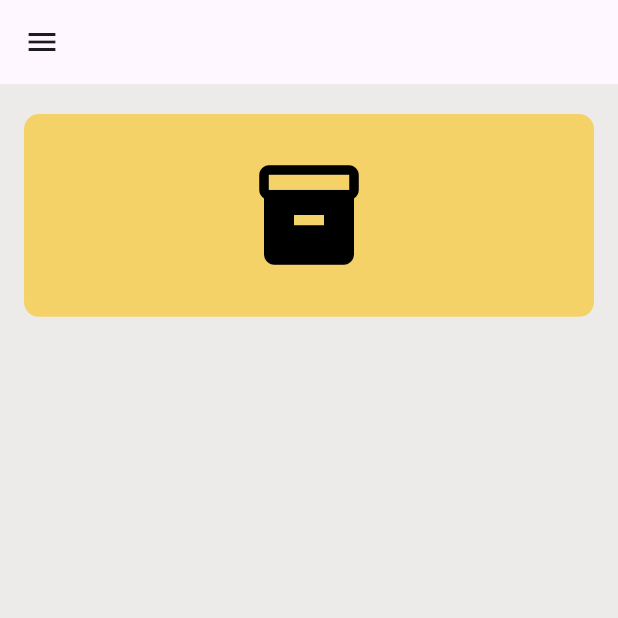
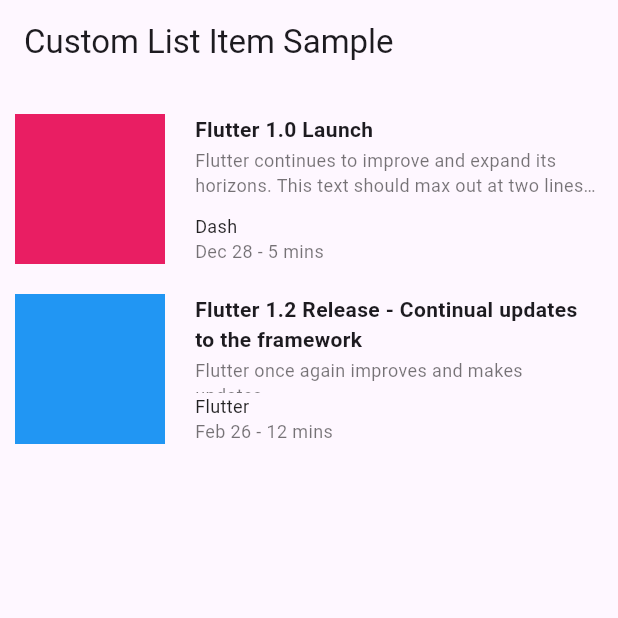
Before and after one commit to matheusPascoal/i_stock, a Flutter app: the screen it shows after launch, on a phone screen of 412 x 824 dp, the top half of it. Run offline on Flutter 3.47's test engine with Material 3 defaults, Android fonts, the phone set to English and light mode, and no system bars; our stand-ins replace dartz, flutter_modular, flutter_svg.

Commit message:
Construção das telas

```diff
--- a/lib/app_widget.dart
+++ b/lib/app_widget.dart
@@ -1,6 +1,6 @@
 import 'package:flutter/material.dart';
 
-import 'src/home/home_page.dart';
+import 'src/product/produtc_page.dart';
 import 'src/splash/splash_page.dart';
 
 class AppWidget extends StatelessWidget {
@@ -16,7 +16,8 @@
       title: 'IStock',
       home: const SplashPage(),
       routes: <String, WidgetBuilder>{
-        '/HomePage': (BuildContext context) => const HomePage()
+        '/HomePage': (BuildContext context) => const ProdutcPage()
+        // HomePage()
       },
     );
   }
--- a/lib/desing_box/widgets/drawer_box/drawer_box.dart
+++ b/lib/desing_box/widgets/drawer_box/drawer_box.dart
@@ -3,7 +3,9 @@
 import '../../images/i_stock_png.dart';
 
 class DrawerBox extends StatelessWidget {
-  const DrawerBox({super.key});
+  const DrawerBox({
+    super.key,
+  });
 
   @override
   Widget build(BuildContext context) {
--- /dev/null
+++ b/lib/desing_box/widgets/listtile_box/box_listtile.dart
@@ -0,0 +1,110 @@
+import 'package:flutter/material.dart';
+
+class CustomListItemTwo extends StatelessWidget {
+  const CustomListItemTwo({
+    super.key,
+    required this.thumbnail,
+    required this.title,
+    required this.subtitle,
+    required this.author,
+    required this.publishDate,
+    required this.readDuration,
+  });
+
+  final Widget thumbnail;
+  final String title;
+  final String subtitle;
+  final String author;
+  final String publishDate;
+  final String readDuration;
+
+  @override
+  Widget build(BuildContext context) {
+    return Padding(
+      padding: const EdgeInsets.symmetric(vertical: 10.0),
+      child: SizedBox(
+        height: 100,
+        child: Row(
+          crossAxisAlignment: CrossAxisAlignment.start,
+          children: <Widget>[
+            AspectRatio(
+              aspectRatio: 1.0,
+              child: thumbnail,
+            ),
+            Expanded(
+              child: Padding(
+                padding: const EdgeInsets.fromLTRB(20.0, 0.0, 2.0, 0.0),
+                child: _ArticleDescription(
+                  title: title,
+                  subtitle: subtitle,
+                  author: author,
+                  publishDate: publishDate,
+                  readDuration: readDuration,
+                ),
+              ),
+            ),
+          ],
+        ),
+      ),
+    );
+  }
+}
+
+class _ArticleDescription extends StatelessWidget {
+  const _ArticleDescription({
+    required this.title,
+    required this.subtitle,
+    required this.author,
+    required this.publishDate,
+    required this.readDuration,
+  });
+
+  final String title;
+  final String subtitle;
+  final String author;
+  final String publishDate;
+  final String readDuration;
+
+  @override
+  Widget build(BuildContext context) {
+    return Column(
+      crossAxisAlignment: CrossAxisAlignment.start,
+      children: <Widget>[
+        Text(
+          title,
+          maxLines: 2,
+          overflow: TextOverflow.ellipsis,
+          style: const TextStyle(
+            fontWeight: FontWeight.bold,
+          ),
+        ),
+        const Padding(padding: EdgeInsets.only(bottom: 2.0)),
+        Expanded(
+          child: Text(
+            subtitle,
+            maxLines: 2,
+            overflow: TextOverflow.ellipsis,
+            style: const TextStyle(
+              fontSize: 12.0,
+              color: Colors.black54,
+            ),
+          ),
+        ),
+        Text(
+          author,
+          style: const TextStyle(
+            fontSize: 12.0,
+            color: Colors.black87,
+          ),
+        ),
+        Text(
+          '$publishDate - $readDuration',
+          style: const TextStyle(
+            fontSize: 12.0,
+            color: Colors.black54,
+          ),
+        ),
+      ],
+    );
+  }
+}
--- a/lib/src/home/home_page.dart
+++ b/lib/src/home/home_page.dart
@@ -1,6 +1,7 @@
 import 'package:flutter/material.dart';
 import 'package:i_stock/desing_box/colors/box_colors.dart';
 import 'package:i_stock/desing_box/widgets/card_box/home_card_widget.dart';
+import 'package:i_stock/desing_box/widgets/grid_box/grid_box.dart';
 
 import '../../desing_box/widgets/drawer_box/drawer_box.dart';
 
@@ -23,7 +24,9 @@
             SizedBox(
               height: 50,
             ),
-            // GridBox(),
+            Expanded(
+              child: GridBox(),
+            ),
           ],
         ),
       ),
--- /dev/null
+++ b/lib/src/product/produtc_page.dart
@@ -0,0 +1,40 @@
+import 'package:flutter/material.dart';
+
+import '../../desing_box/widgets/listtile_box/box_listtile.dart';
+
+class ProdutcPage extends StatelessWidget {
+  const ProdutcPage({super.key});
+
+  @override
+  Widget build(BuildContext context) {
+    return Scaffold(
+      appBar: AppBar(title: const Text('Custom List Item Sample')),
+      body: ListView(
+        padding: const EdgeInsets.all(10.0),
+        children: <Widget>[
+          CustomListItemTwo(
+            thumbnail: Container(
+              decoration: const BoxDecoration(color: Colors.pink),
+            ),
+            title: 'Flutter 1.0 Launch',
+            subtitle: 'Flutter continues to improve and expand its horizons. '
+                'This text should max out at two lines and clip',
+            author: 'Dash',
+            publishDate: 'Dec 28',
+            readDuration: '5 mins',
+          ),
+          CustomListItemTwo(
+            thumbnail: Container(
+              decoration: const BoxDecoration(color: Colors.blue),
+            ),
+            title: 'Flutter 1.2 Release - Continual updates to the framework',
+            subtitle: 'Flutter once again improves and makes updates.',
+            author: 'Flutter',
+            publishDate: 'Feb 26',
+            readDuration: '12 mins',
+          ),
+        ],
+      ),
+    );
+  }
+}
```
Also changed, not shown: lib/desing_box/widgets/grid_box/grid_box.dart (+38 -21 lines), lib/src/product/product_module.dart (added).
